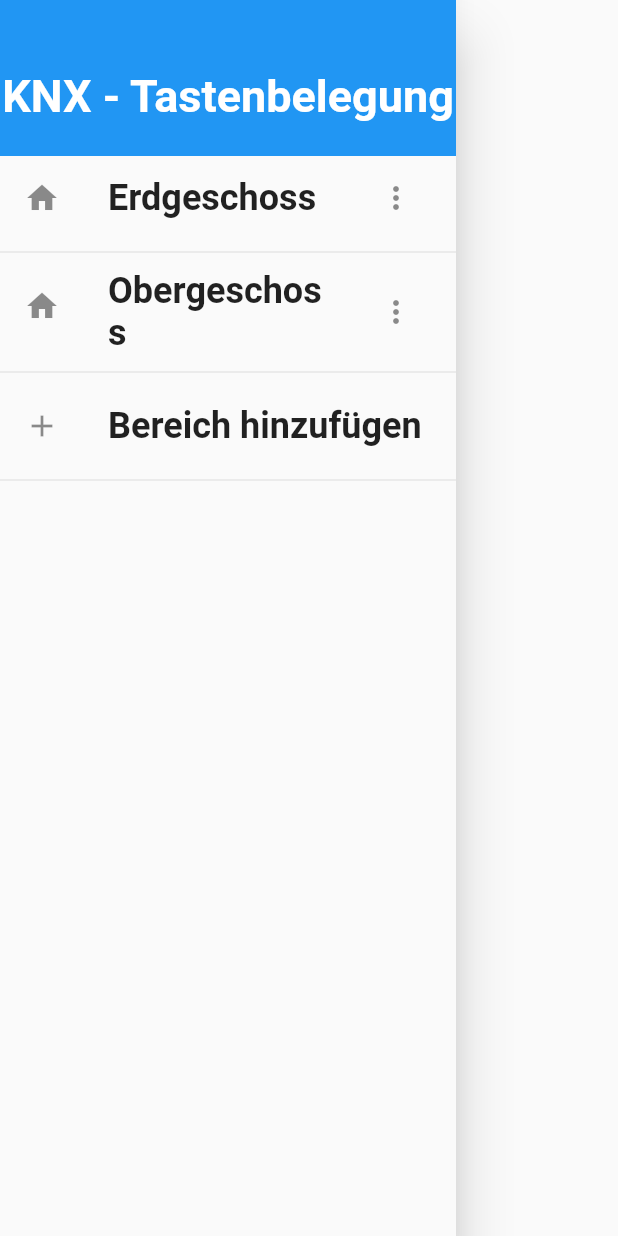
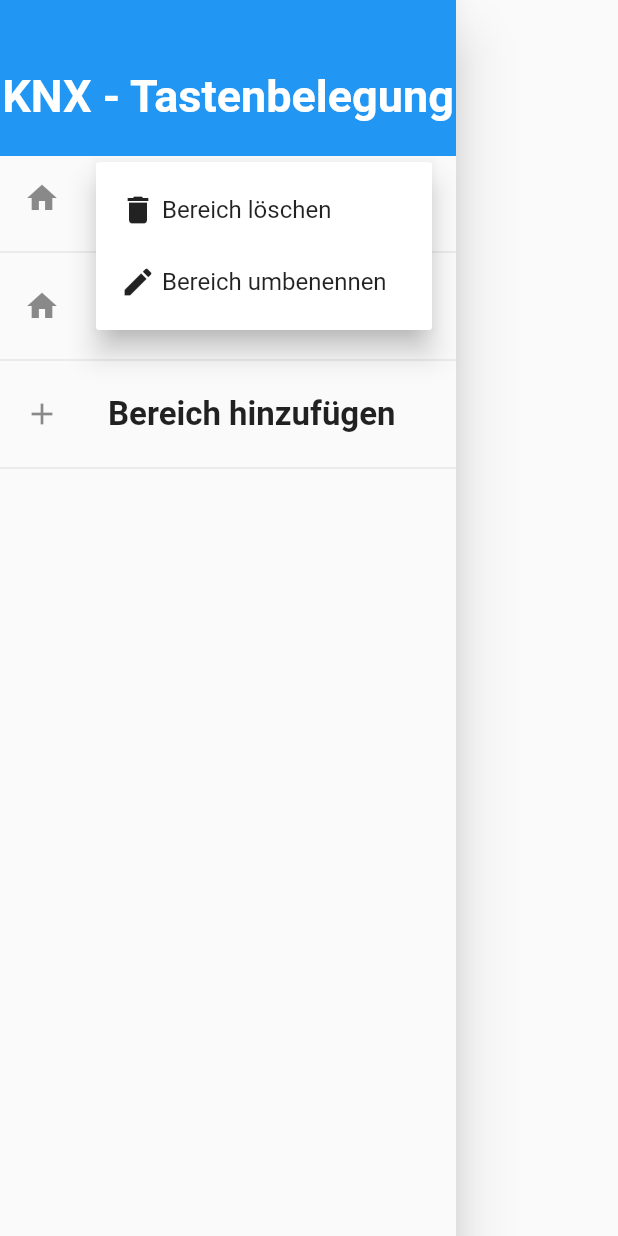
Before and after one commit to ThreeLakeGames/knx_keybinding_tool, a Flutter app: the MainDrawer widget shown alone on an empty page, opened directly with empty values, after a tap on the "more vert" icon, on a phone screen of 412 x 824 dp. Run offline on Flutter 3.47's test engine with Material 2 defaults, Android fonts, the phone set to English and light mode, and no system bars; our stand-ins replace pdf, printing; missing offline and left inert: dart:js; Roboto replaces fonts that are missing (RobotoCondensed).

Commit message:
rename/delete subareas in drawer

```diff
--- a/lib/provider/main_area_data.dart
+++ b/lib/provider/main_area_data.dart
@@ -46,6 +46,8 @@
 
   void deleteSubArea(SubAreaData subAreaData) {
     subAreas.remove(subAreaData);
+    updateIndexOrder();
+    currentSubAreaIndex = currentSubAreaIndex.clamp(0, subAreas.length);
     notifyListeners();
   }
 
--- a/lib/widgets/main_drawer.dart
+++ b/lib/widgets/main_drawer.dart
@@ -1,27 +1,75 @@
+import 'dart:js';
+
 import 'package:flutter/material.dart';
 import 'package:knx_keybinding_tool/provider/main_area_data.dart';
+import 'package:knx_keybinding_tool/provider/sub_area_data.dart';
 import 'package:provider/provider.dart';
 
 class MainDrawer extends StatelessWidget {
   final Function addNewArea;
+  final Function editSubArea;
 
-  MainDrawer(this.addNewArea);
-  Widget buildListTile(String title, IconData icon, Function tapHandler,
-      {bool isEditable = true}) {
+  MainDrawer(this.addNewArea, {this.editSubArea});
+  Widget buildListTile(String title, Function tapHandler,
+      {bool isEditable = true,
+      BuildContext context,
+      IconData icon,
+      SubAreaData subArea}) {
     return ListTile(
       leading: Icon(icon),
       title: Text(
         title,
         style: TextStyle(
           fontFamily: "RobotoCondensed",
-          fontSize: 24,
+          fontSize: 22,
           fontWeight: FontWeight.bold,
         ),
       ),
-      trailing: isEditable
-          ? IconButton(onPressed: () {}, icon: Icon(Icons.more_vert))
-          : null,
+      trailing: isEditable ? _buildPopUpMenuButton(context, subArea) : null,
       onTap: tapHandler,
+    );
+  }
+
+  Widget _buildPopUpMenuButton(BuildContext context, SubAreaData subArea) {
+    return PopupMenuButton<String>(
+      itemBuilder: (ctx) {
+        return [
+          PopupMenuItem<String>(
+            child: Row(
+              children: [
+                Icon(
+                  Icons.delete,
+                  color: Colors.black87,
+                ),
+                Text(" Bereich löschen"),
+                // Text(" delete sub-area"),
+              ],
+            ),
+            value: "delete",
+          ),
+          PopupMenuItem<String>(
+            child: Row(
+              children: [
+                Icon(
+                  Icons.edit,
+                  color: Colors.black87,
+                ),
+                Text(" Bereich umbenennen"),
+                // Text(" add new sub-area"),
+              ],
+            ),
+            value: "editSubArea",
+          ),
+        ];
+      },
+      onSelected: (value) {
+        if (value == "delete") {
+          Provider.of<MainAreaData>(context, listen: false)
+              .deleteSubArea(subArea);
+        } else if (value == "editSubArea") {
+          editSubArea(context, subArea);
+        }
+      },
     );
   }
 
@@ -57,20 +105,21 @@
     }));
   }
 
-  Widget buildContentList(BuildContext context) {
+  Widget buildContentList(BuildContext ctx) {
     return ListView(
       children: [
         Column(
-          children: buildSubAreaItems(context),
+          children: buildSubAreaItems(ctx),
         ),
         buildListTile(
           "Bereich hinzufügen",
           // "add area",
-          Icons.add,
           () {
-            Navigator.of(context).pop();
-            addNewArea(context);
+            Navigator.of(ctx).pop();
+            addNewArea(ctx);
           },
+          context: ctx,
+          icon: Icons.add,
           isEditable: false,
         ),
         Divider(),
@@ -85,18 +134,23 @@
     mainAreaData.subAreas.forEach((overviewArea) {
       overviewAreaList.add(buildListTile(
         overviewArea.title,
-        Icons.home,
         () {
           //if tile is clicked -> the current shown overview Area changes (by index-changing)
           mainAreaData.setOverviewAreaIndex(overviewArea.index);
           Navigator.of(ctx).pop();
         },
+        context: ctx,
+        icon: Icons.home,
+        subArea: overviewArea,
       ));
       overviewAreaList.add(Divider());
     });
     return overviewAreaList;
   }
 }
+
+
+
 //   List<Widget> buildOverviewAreaList(BuildContext ctx) {
 //     List<Widget> overviewAreaList = [];
 //     final overviewProvider = Provider.of<OverviewAreasProvider>(ctx);
```
Also changed, not shown: lib/screens/main_overview_screen.dart (+9 -3 lines), lib/widgets/new_sub_area.dart (+19 -23 lines).
